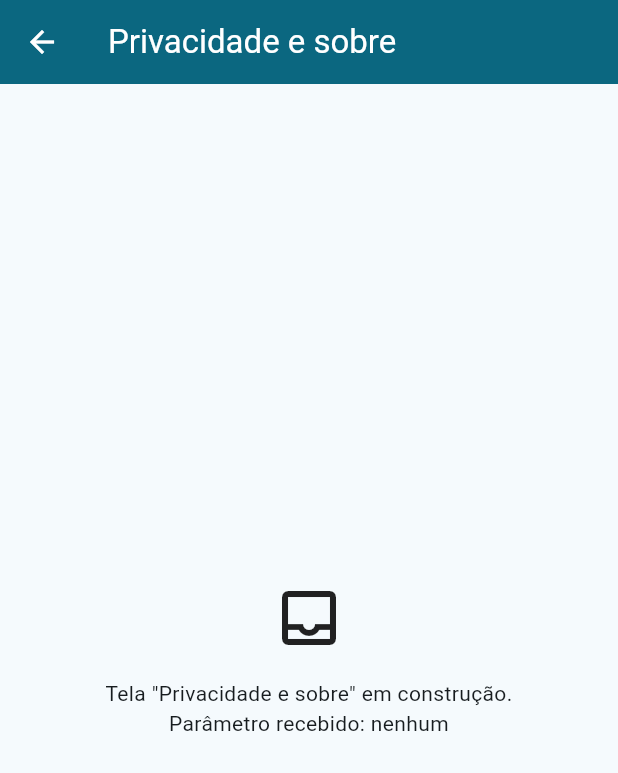
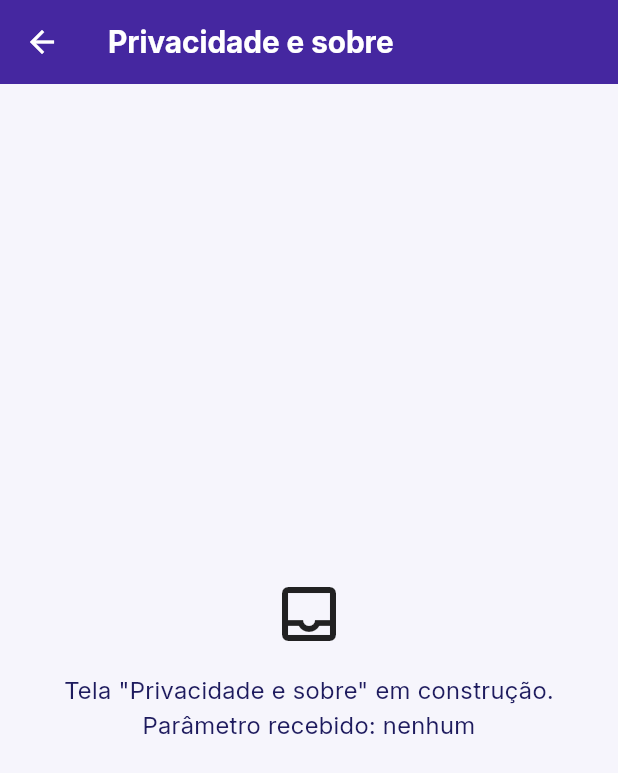
Before and after one commit to GiovanaDV/cpad-gs, a Flutter app: the screen it shows after launch, after a tap on the "privacy tip" icon, on a phone screen of 412 x 824 dp. Shown: the top 773 px of the screen. Run offline on Flutter 3.47's test engine with Material 3 defaults, Android fonts, the phone set to English and light mode, and no system bars; our stand-ins replace fl_chart, shared_preferences, sqflite; accounts and stored records are empty; network calls fail.

Commit message:
identidade visual do Nexo com logo, paleta, tipografia Inter e splash

```diff
--- a/lib/core/app_routes.dart
+++ b/lib/core/app_routes.dart
@@ -6,6 +6,7 @@ import '../screens/indicator_detail_screen.dart';
 import '../screens/placeholder_screen.dart';
 import '../screens/services_dashboard_screen.dart';
 import '../screens/water_dashboard_screen.dart';
+import '../screens/splash_screen.dart';
 
 class AppRoutes {
   static const home = '/';
@@ -18,6 +19,7 @@ class AppRoutes {
   static const report = '/report';
   static const settings = '/settings';
   static const about = '/about';
+  static const splash = '/splash';
 
   static const _titles = {
     alerts: 'Alertas',
@@ -30,6 +32,7 @@ class AppRoutes {
   static Route<dynamic> onGenerateRoute(RouteSettings settings) {
     final Widget page = switch (settings.name) {
       home => const HomeScreen(),
+      splash => const SplashScreen(),
       water => const WaterDashboardScreen(),
       climate => const ClimateDashboardScreen(),
       services => const ServicesDashboardScreen(),
--- a/lib/core/app_theme.dart
+++ b/lib/core/app_theme.dart
@@ -1,9 +1,15 @@
 import 'package:flutter/material.dart';
 
 class AppColors {
-  static const primary = Color(0xFF0A5C73);
-  static const secondary = Color(0xFF1FA67A);
-  static const riskLow = Color(0xFF2E7D32);
+  static const purple = Color(0xFF4527A0);
+  static const navy = Color(0xFF1E1B5E);
+  static const blue = Color(0xFF1E6FD0);
+  static const amber = Color(0xFFF9A825);
+  static const teal = Color(0xFF1B7F68);
+
+  static const primary = purple;
+  static const secondary = blue;
+  static const riskLow = teal;
   static const riskMedium = Color(0xFFB26A00);
   static const riskHigh = Color(0xFFC62828);
 }
@@ -15,25 +21,74 @@ class AppSpacing {
   static const lg = 24.0;
 }
 
+class AppText {
+  static const family = 'Inter';
+
+  static const textTheme = TextTheme(
+    headlineLarge: TextStyle(fontFamily: family, fontSize: 32, fontWeight: FontWeight.w700), // H1
+    headlineMedium: TextStyle(fontFamily: family, fontSize: 24, fontWeight: FontWeight.w700), // H2
+    headlineSmall: TextStyle(fontFamily: family, fontSize: 24, fontWeight: FontWeight.w700),
+    titleLarge: TextStyle(fontFamily: family, fontSize: 20, fontWeight: FontWeight.w600), // H3
+    titleMedium: TextStyle(fontFamily: family, fontSize: 16, fontWeight: FontWeight.w600), // H4
+    titleSmall: TextStyle(fontFamily: family, fontSize: 14, fontWeight: FontWeight.w600),
+    bodyLarge: TextStyle(fontFamily: family, fontSize: 16, fontWeight: FontWeight.w400),
+    bodyMedium: TextStyle(fontFamily: family, fontSize: 16, fontWeight: FontWeight.w400), // Body
+    bodySmall: TextStyle(fontFamily: family, fontSize: 14, fontWeight: FontWeight.w400), // Body Small
+    labelLarge: TextStyle(fontFamily: family, fontSize: 14, fontWeight: FontWeight.w600), // Botões
+    labelMedium: TextStyle(fontFamily: family, fontSize: 13, fontWeight: FontWeight.w500), // Labels
+    labelSmall: TextStyle(fontFamily: family, fontSize: 12, fontWeight: FontWeight.w500), // Caption
+  );
+}
+
 class AppTheme {
   static ThemeData get light => _build(Brightness.light);
   static ThemeData get dark => _build(Brightness.dark);
 
   static ThemeData _build(Brightness brightness) {
-    final scheme = ColorScheme.fromSeed(
-      seedColor: AppColors.primary,
-      secondary: AppColors.secondary,
-      brightness: brightness,
-    );
+    final dark = brightness == Brightness.dark;
+    final base = ColorScheme.fromSeed(seedColor: AppColors.purple, brightness: brightness);
+
+    final scheme = dark
+        ? base.copyWith(
+            primary: const Color(0xFFB7A6FF),
+            onPrimary: AppColors.navy,
+            secondary: const Color(0xFF7DB8FF),
+            onSecondary: AppColors.navy,
+            surface: const Color(0xFF1E1C45),
+            onSurface: const Color(0xFFEDEBFF),
+            tertiaryContainer: const Color(0xFF4A3600),
+            onTertiaryContainer: const Color(0xFFFFE2A0),
+          )
+        : base.copyWith(
+            primary: AppColors.purple,
+            onPrimary: Colors.white,
+            secondary: AppColors.blue,
+            onSecondary: Colors.white,
+            surface: Colors.white,
+            onSurface: AppColors.navy,
+            tertiaryContainer: const Color(0xFFFFF0CC),
+            onTertiaryContainer: const Color(0xFF5A3A00),
+          );
+
     return ThemeData(
       useMaterial3: true,
       colorScheme: scheme,
+      fontFamily: AppText.family,
+      textTheme: AppText.textTheme,
+      scaffoldBackgroundColor: dark ? const Color(0xFF121127) : const Color(0xFFF6F5FC),
       appBarTheme: AppBarTheme(
-        backgroundColor: scheme.primary,
-        foregroundColor: scheme.onPrimary,
+        backgroundColor: dark ? const Color(0xFF2A2468) : AppColors.purple,
+        foregroundColor: Colors.white,
         centerTitle: false,
+        titleTextStyle: const TextStyle(
+          fontFamily: AppText.family,
+          fontSize: 20,
+          fontWeight: FontWeight.w700,
+          color: Colors.white,
+        ),
       ),
       cardTheme: CardThemeData(
+        color: scheme.surface,
         elevation: 1,
         margin: EdgeInsets.zero,
         shape: RoundedRectangleBorder(borderRadius: BorderRadius.circular(16)),
--- a/lib/main.dart
+++ b/lib/main.dart
@@ -22,7 +22,7 @@ class NexoApp extends StatelessWidget {
         debugShowCheckedModeBanner: false,
         theme: AppTheme.light,
         darkTheme: AppTheme.dark,
-        initialRoute: AppRoutes.home,
+        initialRoute: AppRoutes.splash,
         onGenerateRoute: AppRoutes.onGenerateRoute,
       ),
     );
--- a/lib/screens/home_screen.dart
+++ b/lib/screens/home_screen.dart
@@ -4,6 +4,7 @@ import '../core/app_theme.dart';
 import '../widgets/app_card.dart';
 import '../widgets/human_decision_banner.dart';
 import '../widgets/data_status_card.dart';
+import '../widgets/nexo_logo.dart';
 
 class HomeScreen extends StatelessWidget {
   const HomeScreen({super.key});
@@ -13,7 +14,13 @@ class HomeScreen extends StatelessWidget {
     final text = Theme.of(context).textTheme;
     return Scaffold(
       appBar: AppBar(
-        title: const Text('Nexo'),
+        title: const Row(
+          children: [
+            NexoMark(size: 32),
+            SizedBox(width: AppSpacing.sm),
+            Text('Nexo'),
+          ],
+        ),
         actions: [
           IconButton(
             tooltip: 'Privacidade e sobre',
@@ -25,7 +32,7 @@ class HomeScreen extends StatelessWidget {
       body: ListView(
         padding: const EdgeInsets.all(AppSpacing.md),
         children: [
-          Text('Conexão entre dados, território e pessoas.', style: text.titleMedium),
+          const BrandHeader(),
           const SizedBox(height: AppSpacing.md),
           const HumanDecisionBanner(),
           const SizedBox(height: AppSpacing.md),
--- /dev/null
+++ b/lib/screens/splash_screen.dart
@@ -0,0 +1,57 @@
+import 'dart:async';
+import 'package:flutter/material.dart';
+import '../core/app_routes.dart';
+import '../core/app_theme.dart';
+import '../widgets/nexo_logo.dart';
+
+class SplashScreen extends StatefulWidget {
+  const SplashScreen({super.key});
+
+  @override
+  State<SplashScreen> createState() => _SplashScreenState();
+}
+
+class _SplashScreenState extends State<SplashScreen> {
+  Timer? _timer;
+
+  @override
+  void initState() {
+    super.initState();
+    _timer = Timer(const Duration(milliseconds: 2000), () {
+      if (mounted) Navigator.pushReplacementNamed(context, AppRoutes.home);
+    });
+  }
+
+  @override
+  void dispose() {
+    _timer?.cancel();
+    super.dispose();
+  }
+
+  @override
+  Widget build(BuildContext context) {
+    return Scaffold(
+      backgroundColor: Colors.white,
+      body: Center(
+        child: TweenAnimationBuilder<double>(
+          tween: Tween(begin: 0, end: 1),
+          duration: const Duration(milliseconds: 800),
+          builder: (_, value, child) => Opacity(opacity: value, child: child),
+          child: Column(
+            mainAxisSize: MainAxisSize.min,
+            children: [
+              Image.asset('assets/images/nexo_icon.png', width: 180, semanticLabel: 'Logo do Nexo'),
+              const SizedBox(height: AppSpacing.lg),
+              const NexoWordmark(height: 56),
+              const SizedBox(height: AppSpacing.sm),
+              Text(
+                'conexão entre dados, território e pessoas',
+                style: Theme.of(context).textTheme.bodySmall?.copyWith(color: AppColors.navy),
+              ),
+            ],
+          ),
+        ),
+      ),
+    );
+  }
+}
--- /dev/null
+++ b/lib/widgets/nexo_logo.dart
@@ -0,0 +1,57 @@
+import 'package:flutter/material.dart';
+import '../core/app_theme.dart';
+
+/// Ícone do Nexo em círculo branco (legível sobre a AppBar roxa).
+class NexoMark extends StatelessWidget {
+  final double size;
+  const NexoMark({super.key, this.size = 32});
+
+  @override
+  Widget build(BuildContext context) {
+    return Container(
+      width: size,
+      height: size,
+      padding: EdgeInsets.all(size * 0.08),
+      decoration: const BoxDecoration(color: Colors.white, shape: BoxShape.circle),
+      child: ClipOval(
+        child: Image.asset('assets/images/nexo_icon.png', fit: BoxFit.cover, semanticLabel: 'Logo do Nexo'),
+      ),
+    );
+  }
+}
+
+/// Nome "Nexo" estilizado (com o X em onda).
+class NexoWordmark extends StatelessWidget {
+  final double height;
+  const NexoWordmark({super.key, this.height = 56});
+
+  @override
+  Widget build(BuildContext context) {
+    return Image.asset('assets/images/nexo_wordmark.png', height: height, semanticLabel: 'Nexo');
+  }
+}
+
+/// Cartão de marca: nome estilizado + slogan. Sempre sobre fundo branco.
+class BrandHeader extends StatelessWidget {
+  const BrandHeader({super.key});
+
+  @override
+  Widget build(BuildContext context) {
+    return Container(
+      width: double.infinity,
+      padding: const EdgeInsets.symmetric(vertical: AppSpacing.lg, horizontal: AppSpacing.md),
+      decoration: BoxDecoration(color: Colors.white, borderRadius: BorderRadius.circular(16)),
+      child: Column(
+        children: [
+          const NexoWordmark(height: 52),
+          const SizedBox(height: AppSpacing.sm),
+          Text(
+            'conexão entre dados, território e pessoas',
+            textAlign: TextAlign.center,
+            style: Theme.of(context).textTheme.bodySmall?.copyWith(color: AppColors.navy),
+          ),
+        ],
+      ),
+    );
+  }
+}
```
Also changed, not shown: pubspec.yaml (+23 -4 lines), assets/fonts/Inter-Bold.ttf (added), assets/fonts/Inter-Medium.ttf (added), assets/fonts/Inter-Regular.ttf (added), assets/fonts/Inter-SemiBold.ttf (added), assets/icon/app_icon.png (added), assets/icon/app_icon_foreground.png (added), assets/images/nexo_icon.png (added), assets/images/nexo_wordmark.png (added), pubspec.lock, 12 other files.
